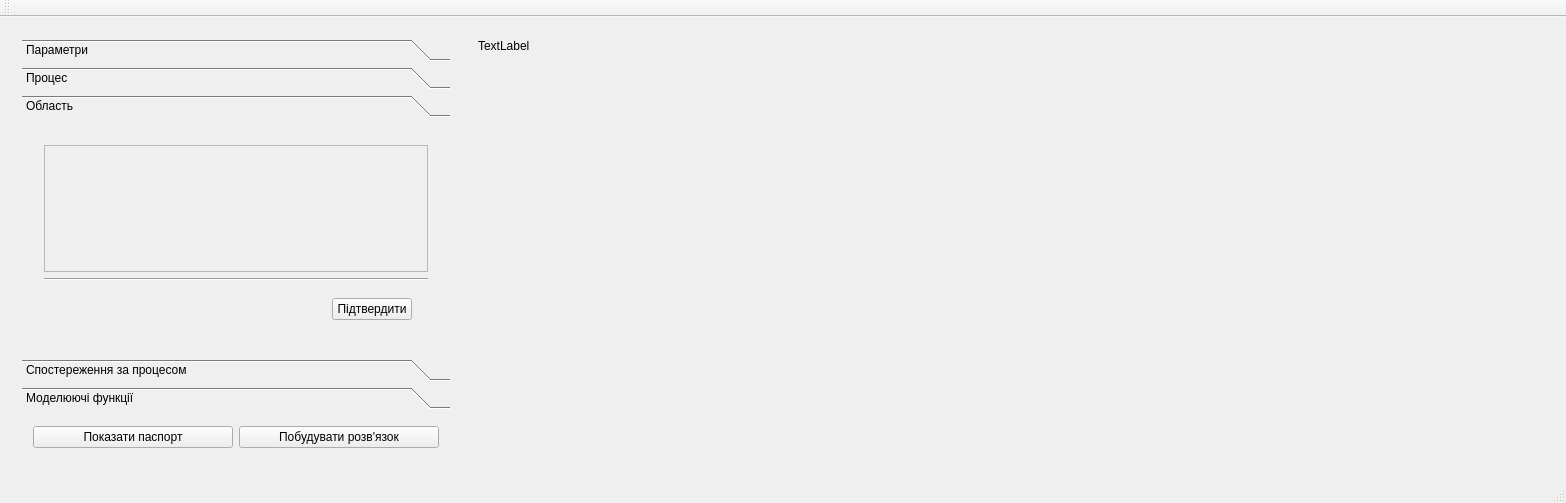
First picture: the form in MathMod/mainwindow.ui, repository romathebest/stoyan, before the edit.
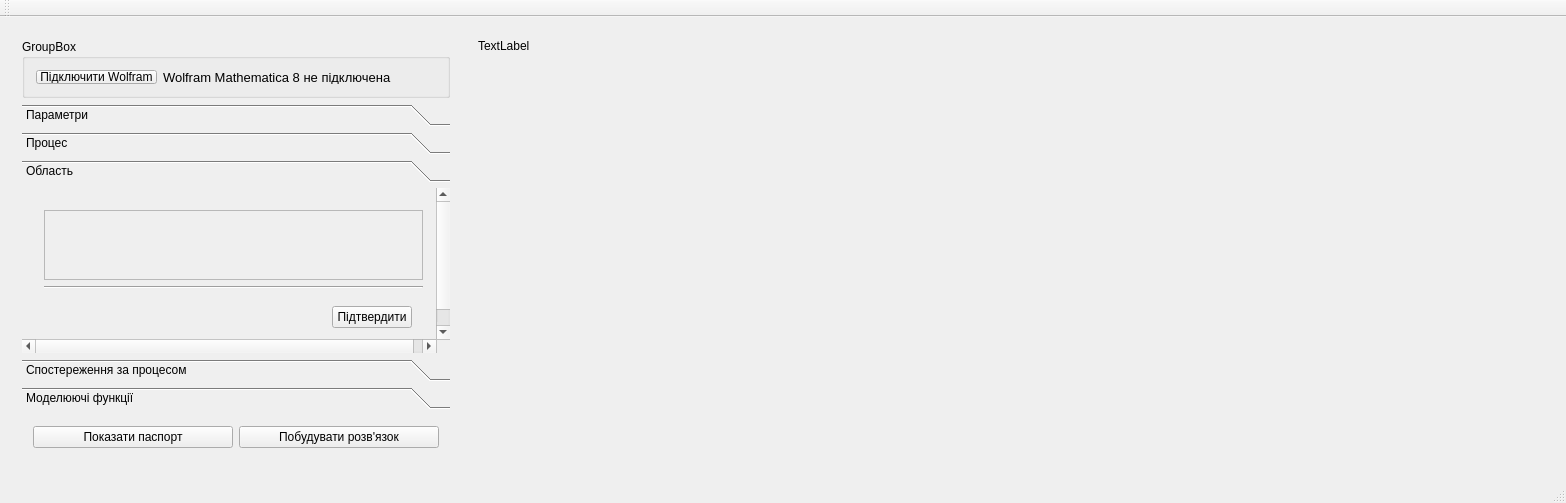
Second picture: the form after the edit. The open tabs and pages were chosen to show the change. Custom widgets are drawn as their Qt base class.

```diff
--- a/MathMod/mainwindow.ui
+++ b/MathMod/mainwindow.ui
@@ -14,8 +14,8 @@
    <string>Моделюючий комплекс</string>
   </property>
   <widget class="QWidget" name="centralWidget">
-   <layout class="QHBoxLayout" name="horizontalLayout">
-    <item>
+   <layout class="QGridLayout" name="gridLayout">
+    <item row="0" column="0">
      <widget class="QWidget" name="widget" native="true">
       <property name="sizePolicy">
        <sizepolicy hsizetype="Fixed" vsizetype="Expanding">
@@ -36,6 +36,58 @@
        </size>
       </property>
       <layout class="QVBoxLayout" name="verticalLayout">
+       <item>
+        <widget class="QGroupBox" name="groupBox">
+         <property name="sizePolicy">
+          <sizepolicy hsizetype="Preferred" vsizetype="Fixed">
+           <horstretch>0</horstretch>
+           <verstretch>0</verstretch>
+          </sizepolicy>
+         </property>
+         <property name="minimumSize">
+          <size>
+           <width>0</width>
+           <height>50</height>
+          </size>
+         </property>
+         <property name="title">
+          <string>GroupBox</string>
+         </property>
+         <layout class="QHBoxLayout" name="horizontalLayout_19">
+          <item>
+           <widget class="QPushButton" name="pushButtonConnectWithWolfram">
+            <property name="sizePolicy">
+             <sizepolicy hsizetype="Fixed" vsizetype="Fixed">
+              <horstretch>0</horstretch>
+              <verstretch>0</verstretch>
+             </sizepolicy>
+            </property>
+            <property name="text">
+             <string>Підключити Wolfram</string>
+            </property>
+           </widget>
+          </item>
+          <item>
+           <widget class="QLabel" name="labelWolframStatus">
+            <property name="font">
+             <font>
+              <pointsize>10</pointsize>
+             </font>
+            </property>
+            <property name="layoutDirection">
+             <enum>Qt::LeftToRight</enum>
+            </property>
+            <property name="text">
+             <string>Wolfram Mathematica 8 не підключена</string>
+            </property>
+            <property name="scaledContents">
+             <bool>false</bool>
+            </property>
+           </widget>
+          </item>
+         </layout>
+        </widget>
+       </item>
        <item>
         <widget class="QToolBox" name="toolBox">
          <property name="styleSheet">
@@ -50,7 +102,7 @@
             <x>0</x>
             <y>0</y>
             <width>432</width>
-            <height>232</height>
+            <height>170</height>
            </rect>
           </property>
           <property name="toolTip">
@@ -114,7 +166,7 @@
           <property name="geometry">
            <rect>
             <x>0</x>
-            <y>0</y>
+            <y>-186</y>
             <width>415</width>
             <height>418</height>
            </rect>
@@ -355,7 +407,7 @@
             <x>0</x>
             <y>0</y>
             <width>432</width>
-            <height>232</height>
+            <height>170</height>
            </rect>
           </property>
           <attribute name="label">
@@ -376,7 +428,7 @@
                    <x>0</x>
                    <y>0</y>
                    <width>394</width>
-                   <height>138</height>
+                   <height>76</height>
                   </rect>
                  </property>
                  <layout class="QVBoxLayout" name="verticalLayout_9">
@@ -437,7 +489,7 @@
             <x>0</x>
             <y>0</y>
             <width>432</width>
-            <height>232</height>
+            <height>170</height>
            </rect>
           </property>
           <attribute name="label">
@@ -493,7 +545,7 @@
             <x>0</x>
             <y>0</y>
             <width>432</width>
-            <height>232</height>
+            <height>170</height>
            </rect>
           </property>
           <attribute name="label">
@@ -585,14 +637,14 @@
         <widget class="QWidget" name="widget_18" native="true">
          <layout class="QHBoxLayout" name="horizontalLayout_12">
           <item>
-           <widget class="QPushButton" name="pushButton_3">
+           <widget class="QPushButton" name="pushButtonBuildPassport">
             <property name="text">
              <string>Показати паспорт</string>
             </property>
            </widget>
           </item>
           <item>
-           <widget class="QPushButton" name="pushButton_4">
+           <widget class="QPushButton" name="pushButtonSolve">
             <property name="text">
              <string>Побудувати розв'язок</string>
             </property>
@@ -604,7 +656,7 @@
       </layout>
      </widget>
     </item>
-    <item>
+    <item row="0" column="1">
      <widget class="QWidget" name="widget_2" native="true">
       <property name="sizePolicy">
        <sizepolicy hsizetype="Fixed" vsizetype="Expanding">
@@ -648,7 +700,7 @@
       </layout>
      </widget>
     </item>
-    <item>
+    <item row="0" column="2">
      <widget class="QCustomPlot" name="ResultGraphic" native="true">
       <property name="sizePolicy">
        <sizepolicy hsizetype="Expanding" vsizetype="Preferred">
@@ -665,7 +717,7 @@
       <layout class="QVBoxLayout" name="verticalLayout_10"/>
      </widget>
     </item>
-    <item>
+    <item row="0" column="3">
      <spacer name="horizontalSpacer_4">
       <property name="orientation">
        <enum>Qt::Horizontal</enum>
```
